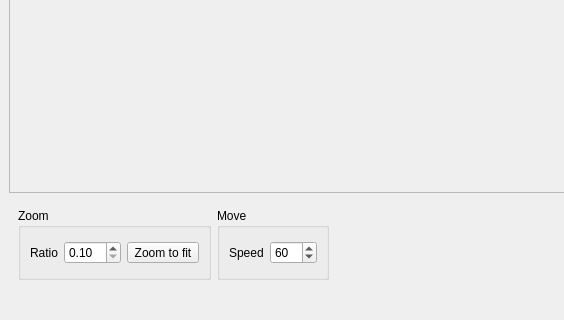
Above: util/ican_mark/icanmark.ui from jamesljlster/ican_mark before the change; both pictures show x 0 to 564 and y 280 to 600 of the 800 by 600 pixel window. Below: the same form after it.
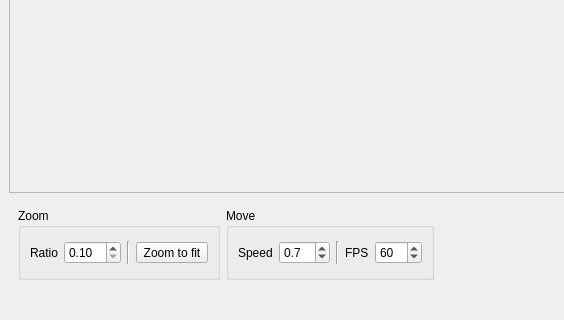
That is the form after the change. Custom widgets are drawn as their Qt base class.

Commit message: Using FPS and speed parameter for moving

Patch:
```diff
--- a/util/ican_mark/icanmark.ui
+++ b/util/ican_mark/icanmark.ui
@@ -421,7 +421,7 @@
           </property>
           <layout class="QGridLayout" name="gridLayout_8">
            <item row="0" column="0">
-            <layout class="QHBoxLayout" name="horizontalLayout_6">
+            <layout class="QHBoxLayout" name="horizontalLayout_7">
              <item>
               <widget class="QLabel" name="label_4">
                <property name="text">
@@ -439,6 +439,13 @@
                </property>
               </widget>
              </item>
+             <item>
+              <widget class="Line" name="line">
+               <property name="orientation">
+                <enum>Qt::Vertical</enum>
+               </property>
+              </widget>
+             </item>
              <item>
               <widget class="QToolButton" name="scaleToFit">
                <property name="text">
@@ -458,7 +465,7 @@
           </property>
           <layout class="QGridLayout" name="gridLayout_9">
            <item row="0" column="0">
-            <layout class="QHBoxLayout" name="horizontalLayout_7">
+            <layout class="QHBoxLayout" name="horizontalLayout_2">
              <item>
               <widget class="QLabel" name="label_5">
                <property name="text">
@@ -467,12 +474,45 @@
               </widget>
              </item>
              <item>
-              <widget class="QSpinBox" name="moveSpeed">
-               <property name="minimum">
+              <widget class="QDoubleSpinBox" name="moveSpeed">
+               <property name="decimals">
                 <number>1</number>
                </property>
+               <property name="minimum">
+                <double>0.100000000000000</double>
+               </property>
                <property name="maximum">
-                <number>360</number>
+                <double>10.000000000000000</double>
+               </property>
+               <property name="singleStep">
+                <double>0.100000000000000</double>
+               </property>
+               <property name="value">
+                <double>0.700000000000000</double>
+               </property>
+              </widget>
+             </item>
+             <item>
+              <widget class="Line" name="line_2">
+               <property name="orientation">
+                <enum>Qt::Vertical</enum>
+               </property>
+              </widget>
+             </item>
+             <item>
+              <widget class="QLabel" name="label">
+               <property name="text">
+                <string>FPS</string>
+               </property>
+              </widget>
+             </item>
+             <item>
+              <widget class="QSpinBox" name="fps">
+               <property name="minimum">
+                <number>5</number>
+               </property>
+               <property name="maximum">
+                <number>300</number>
                </property>
                <property name="value">
                 <number>60</number>
```
Left out of the diff: 2 changed lines with no effect on the pictures. The commit also changes 2 other files.
